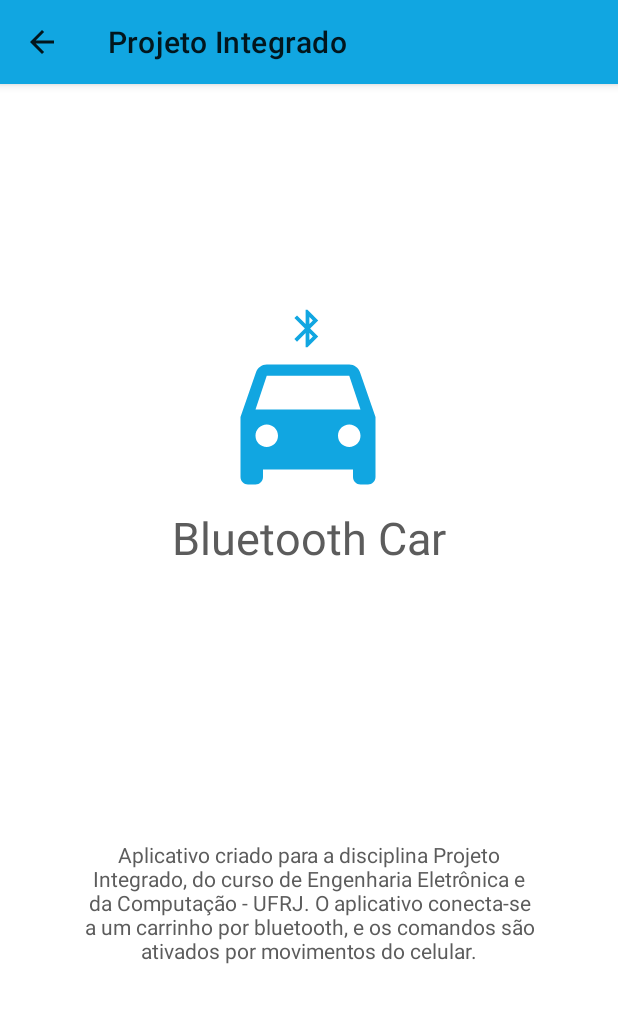
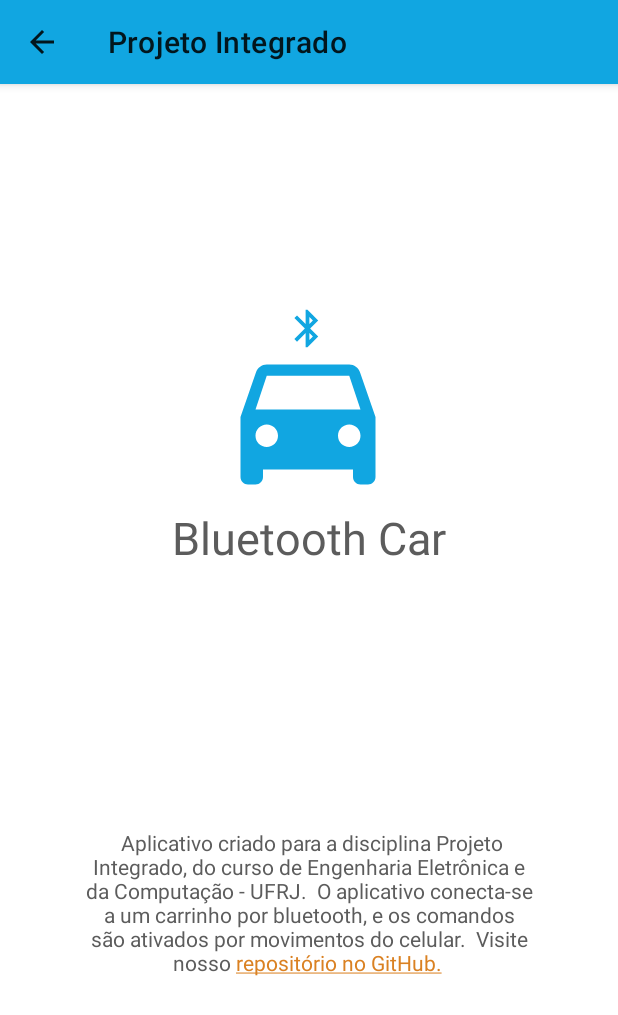
Before and after one commit to leosole/ProjetoIntegrado, an Android app: the Sobre screen opened through its navigation route, on a phone screen of 412 x 824 dp. Shown: the top 1015 px of the screen. Run offline under Robolectric (Android 15) with nearby library versions, the phone set to English and light mode, and no system bars; our stand-ins replace data binding, navigation-ui; Roboto replaces fonts that are not available here.

Commit message:
explicação

```diff
--- a/app/src/main/java/com/ufrj/projetointegrado/ControleActivity.kt
+++ b/app/src/main/java/com/ufrj/projetointegrado/ControleActivity.kt
@@ -102,7 +102,6 @@ class ControleActivity : AppCompatActivity(), SensorEventListener {
         SensorManager.getRotationMatrixFromVector(rotationMatrix, rotationVector)
         val orientation = SensorManager.getOrientation(rotationMatrix, orientationAngles)
 
-        //val azimuthAngle = Math.toDegrees(orientation[0].toDouble())
         val pitchAngle = Math.toDegrees(orientation[1].toDouble())
         val rollAngle = Math.toDegrees(orientation[2].toDouble())
         if (calibrate) { // calibração
--- a/app/src/main/res/values/strings.xml
+++ b/app/src/main/res/values/strings.xml
@@ -16,9 +16,11 @@
     <string name="explicao_do_projeto">
         Aplicativo criado para a disciplina Projeto Integrado,
         do curso de Engenharia Eletrônica e da Computação - UFRJ.
-
+        <br />
         O aplicativo conecta-se a um carrinho por bluetooth,
         e os comandos são ativados por movimentos do celular.
+        <br />
+        Visite nosso <a href="https://github.com/leosole/ProjetoIntegradoApp">repositório no GitHub.</a>
     </string>
     <string name="sobre">Sobre</string>
     <string name="title_activity_control">ControlActivity</string>
```
